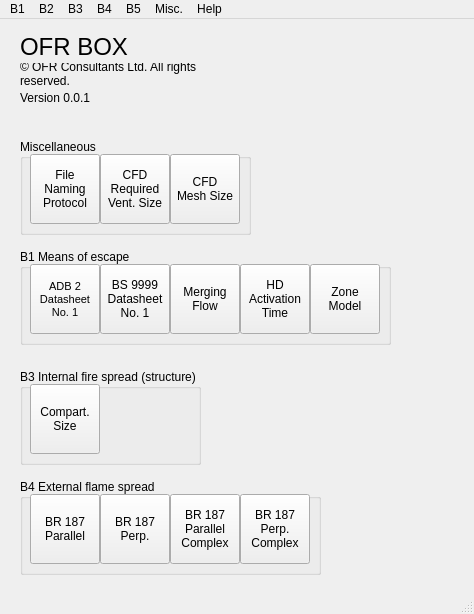
Before: the Qt Designer form fseutil/guilayout/ui/main.ui in fsepy/fseutil, drawn with Qt 5.
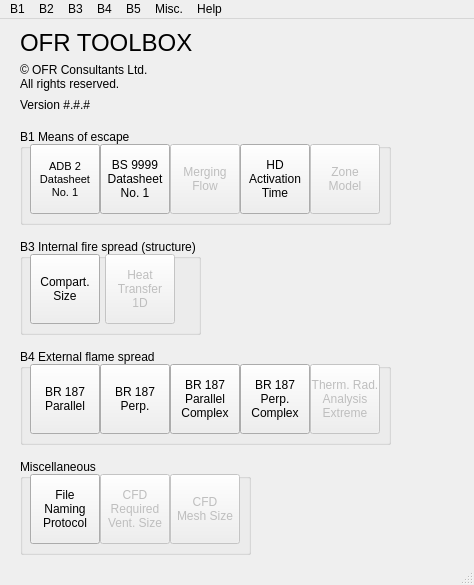
After: the same form once the commit is applied. Icons and pictures are not drawn.

What changed in the file:
```diff
--- a/fseutil/guilayout/ui/main.ui
+++ b/fseutil/guilayout/ui/main.ui
@@ -7,34 +7,21 @@
     <x>0</x>
     <y>0</y>
     <width>474</width>
-    <height>614</height>
+    <height>585</height>
    </rect>
   </property>
   <property name="windowTitle">
    <string>OFR BOX Fire Safety Engineering Toolbox</string>
   </property>
+  <property name="tabShape">
+   <enum>QTabWidget::Rounded</enum>
+  </property>
   <widget class="QWidget" name="centralwidget">
-   <widget class="QLabel" name="label_logo">
-    <property name="geometry">
-     <rect>
-      <x>265</x>
-      <y>10</y>
-      <width>194</width>
-      <height>80</height>
-     </rect>
-    </property>
-    <property name="text">
-     <string/>
-    </property>
-    <property name="pixmap">
-     <pixmap>../images/OFR-with_text-194_80.png</pixmap>
-    </property>
-   </widget>
    <widget class="QGroupBox" name="groupBox_4">
     <property name="geometry">
      <rect>
       <x>20</x>
-      <y>350</y>
+      <y>220</y>
       <width>181</width>
       <height>96</height>
      </rect>
@@ -56,12 +43,30 @@
 Size</string>
      </property>
     </widget>
+    <widget class="QPushButton" name="b4_01_br187_parallel_9">
+     <property name="enabled">
+      <bool>false</bool>
+     </property>
+     <property name="geometry">
+      <rect>
+       <x>85</x>
+       <y>15</y>
+       <width>70</width>
+       <height>70</height>
+      </rect>
+     </property>
+     <property name="text">
+      <string>Heat
+Transfer
+1D</string>
+     </property>
+    </widget>
    </widget>
    <widget class="QGroupBox" name="groupBox_3">
     <property name="geometry">
      <rect>
       <x>20</x>
-      <y>230</y>
+      <y>110</y>
       <width>371</width>
       <height>96</height>
      </rect>
@@ -85,6 +90,9 @@
      </property>
     </widget>
     <widget class="QPushButton" name="b4_01_br187_parallel_8">
+     <property name="enabled">
+      <bool>false</bool>
+     </property>
      <property name="geometry">
       <rect>
        <x>150</x>
@@ -114,6 +122,9 @@
      </property>
     </widget>
     <widget class="QPushButton" name="b4_01_br187_parallel_10">
+     <property name="enabled">
+      <bool>false</bool>
+     </property>
      <property name="geometry">
       <rect>
        <x>290</x>
@@ -156,7 +167,7 @@
     <property name="geometry">
      <rect>
       <x>20</x>
-      <y>120</y>
+      <y>440</y>
       <width>231</width>
       <height>96</height>
      </rect>
@@ -180,6 +191,9 @@
      </property>
     </widget>
     <widget class="QPushButton" name="b4_01_br187_parallel_11">
+     <property name="enabled">
+      <bool>false</bool>
+     </property>
      <property name="geometry">
       <rect>
        <x>80</x>
@@ -195,6 +209,9 @@
      </property>
     </widget>
     <widget class="QPushButton" name="b4_01_br187_parallel_12">
+     <property name="enabled">
+      <bool>false</bool>
+     </property>
      <property name="geometry">
       <rect>
        <x>150</x>
@@ -213,8 +230,8 @@
     <property name="geometry">
      <rect>
       <x>20</x>
-      <y>460</y>
-      <width>301</width>
+      <y>330</y>
+      <width>371</width>
       <height>96</height>
      </rect>
     </property>
@@ -282,16 +299,36 @@
 Complex</string>
      </property>
     </widget>
-   </widget>
-   <widget class="QWidget" name="verticalLayoutWidget">
+    <widget class="QPushButton" name="pushButton_0404_br187_perpendicular_complex_2">
+     <property name="enabled">
+      <bool>false</bool>
+     </property>
     <property name="geometry">
      <rect>
-      <x>20</x>
+       <x>290</x>
       <y>15</y>
-      <width>216</width>
-      <height>71</height>
-     </rect>
-    </property>
+       <width>70</width>
+       <height>70</height>
+      </rect>
+     </property>
+     <property name="text">
+      <string>Therm. Rad.
+Analysis
+Extreme</string>
+     </property>
+    </widget>
+   </widget>
+   <widget class="QWidget" name="horizontalLayoutWidget">
+    <property name="geometry">
+     <rect>
+      <x>20</x>
+      <y>10</y>
+      <width>431</width>
+      <height>84</height>
+     </rect>
+    </property>
+    <layout class="QHBoxLayout" name="horizontalLayout">
+     <item>
     <layout class="QVBoxLayout" name="verticalLayout">
      <item>
       <widget class="QLabel" name="label">
@@ -307,7 +344,7 @@
         </font>
        </property>
        <property name="text">
-        <string>OFR BOX</string>
+          <string>OFR TOOLBOX</string>
        </property>
        <property name="alignment">
         <set>Qt::AlignLeading|Qt::AlignLeft|Qt::AlignVCenter</set>
@@ -319,11 +356,12 @@
        <property name="minimumSize">
         <size>
          <width>0</width>
-         <height>14</height>
+           <height>28</height>
         </size>
        </property>
        <property name="text">
-        <string>© OFR Consultants Ltd. All rights reserved.</string>
+          <string>© OFR Consultants Ltd.
+All rights reserved.</string>
        </property>
        <property name="wordWrap">
         <bool>true</bool>
@@ -339,10 +377,41 @@
         </size>
        </property>
        <property name="text">
-        <string>Version 0.0.1</string>
+          <string>Version #.#.#</string>
        </property>
        <property name="alignment">
         <set>Qt::AlignLeading|Qt::AlignLeft|Qt::AlignVCenter</set>
+         </property>
+        </widget>
+       </item>
+      </layout>
+     </item>
+     <item>
+      <spacer name="horizontalSpacer">
+       <property name="orientation">
+        <enum>Qt::Horizontal</enum>
+       </property>
+       <property name="sizeHint" stdset="0">
+        <size>
+         <width>40</width>
+         <height>20</height>
+        </size>
+       </property>
+      </spacer>
+     </item>
+     <item>
+      <widget class="QLabel" name="label_logo">
+       <property name="minimumSize">
+        <size>
+         <width>194</width>
+         <height>80</height>
+        </size>
+       </property>
+       <property name="text">
+        <string/>
+       </property>
+       <property name="pixmap">
+        <pixmap>../images/OFR_LOGO_2_194_80.png</pixmap>
        </property>
       </widget>
      </item>
```
Left out of the diff: 24 changed lines with no effect on the pictures. Lines whose indentation alone changed are shown as unchanged.
